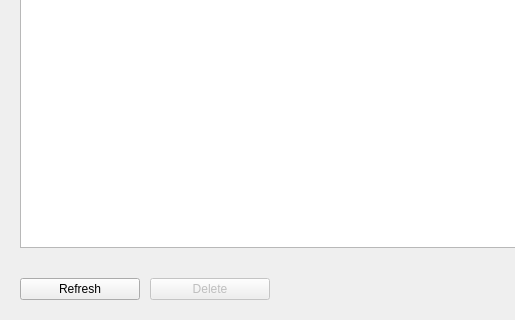
The window that component/GuiManager/src/containers/GitCredentialsContainer.ui (Sourcerer-Team/Sourcerer) describes before a commit, drawn with Qt 5; both pictures show x 0 to 515 and y 280 to 600 of the 800 by 600 pixel window.
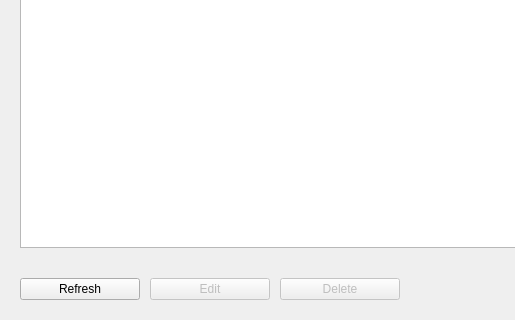
The same window after the commit.

Commit message: Git credentials can't be edited. #81

Diff of the .ui file:
```diff
--- a/component/GuiManager/src/containers/GitCredentialsContainer.ui
+++ b/component/GuiManager/src/containers/GitCredentialsContainer.ui
@@ -95,6 +95,28 @@
        </property>
       </widget>
      </item>
+     <item>
+      <widget class="QPushButton" name="editButton">
+       <property name="enabled">
+        <bool>false</bool>
+       </property>
+       <property name="minimumSize">
+        <size>
+         <width>120</width>
+         <height>0</height>
+        </size>
+       </property>
+       <property name="maximumSize">
+        <size>
+         <width>120</width>
+         <height>16777215</height>
+        </size>
+       </property>
+       <property name="text">
+        <string>Edit</string>
+       </property>
+      </widget>
+     </item>
      <item>
       <widget class="QPushButton" name="deleteButton">
        <property name="enabled">
```
The commit also changes 4 other files.
